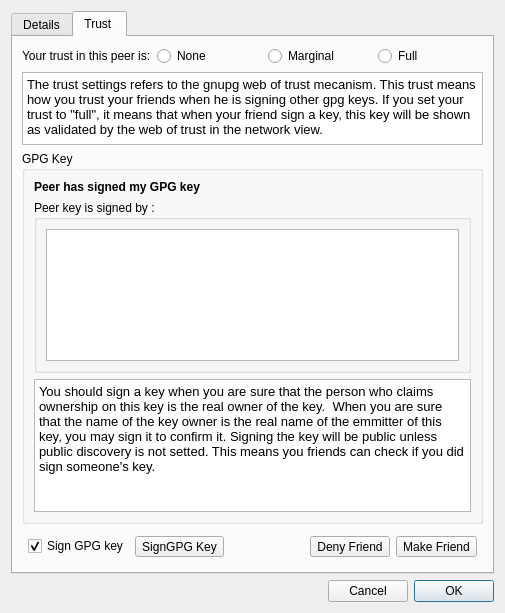
This is retroshare-gui/src/gui/connect/ConfCertDialog.ui in RetroShare/RetroShare as Qt 5 draws it before an edit. The edited form follows.
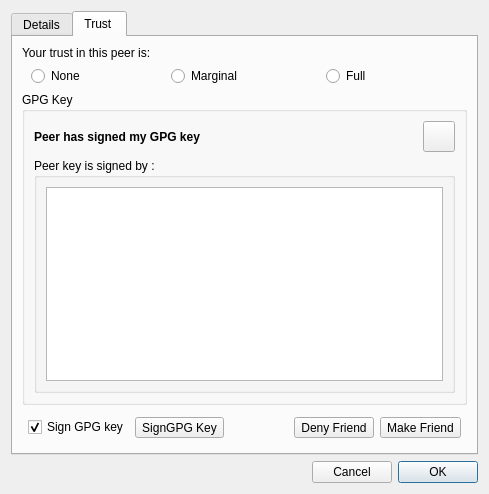
This is the edited form. Icons and pictures are not drawn.

Commit message: Added Trust settings and Signing informations to HelpBrowser Added Trust info Button to call HelpBrowser for Trust Settings and Signing informations. Clean up Peer Details Trust TabWidget, removed not needed Labels.

The edit to the form file:
```diff
--- a/retroshare-gui/src/gui/connect/ConfCertDialog.ui
+++ b/retroshare-gui/src/gui/connect/ConfCertDialog.ui
@@ -6,8 +6,8 @@
    <rect>
     <x>0</x>
     <y>0</y>
-    <width>505</width>
-    <height>613</height>
+    <width>489</width>
+    <height>485</height>
    </rect>
   </property>
   <property name="windowTitle">
@@ -292,18 +292,18 @@
        <string>Trust </string>
       </attribute>
       <layout class="QVBoxLayout" name="_9">
+       <item>
+        <widget class="QLabel" name="web_of_trust_label">
+         <property name="text">
+          <string>Your trust in this peer is:</string>
+         </property>
+         <property name="wordWrap">
+          <bool>true</bool>
+         </property>
+        </widget>
+       </item>
        <item>
         <layout class="QHBoxLayout" name="wotLayout">
-         <item>
-          <widget class="QLabel" name="web_of_trust_label">
-           <property name="text">
-            <string>Your trust in this peer is:</string>
-           </property>
-           <property name="wordWrap">
-            <bool>true</bool>
-           </property>
-          </widget>
-         </item>
          <item>
           <widget class="QRadioButton" name="radioButton_trust_never">
            <property name="maximumSize">
@@ -375,17 +375,6 @@
          </item>
         </layout>
        </item>
-       <item>
-        <widget class="QTextBrowser" name="gpgTrustInfoBrowser">
-         <property name="html">
-          <string>&lt;!DOCTYPE HTML PUBLIC &quot;-//W3C//DTD HTML 4.0//EN&quot; &quot;http://www.w3.org/TR/REC-html40/strict.dtd&quot;&gt;
-&lt;html&gt;&lt;head&gt;&lt;meta name=&quot;qrichtext&quot; content=&quot;1&quot; /&gt;&lt;style type=&quot;text/css&quot;&gt;
-p, li { white-space: pre-wrap; }
-&lt;/style&gt;&lt;/head&gt;&lt;body style=&quot; font-family:'DejaVu Sans'; font-size:10pt; font-weight:400; font-style:normal;&quot;&gt;
-&lt;p style=&quot; margin-top:0px; margin-bottom:0px; margin-left:0px; margin-right:0px; -qt-block-indent:0; text-indent:0px;&quot;&gt;The trust settings refers to the gnupg web of trust mecanism. This trust means how you trust your friends when he is signing other gpg keys. If you set your trust to &quot;full&quot;, it means that when your friend sign a key, this key will be shown as validated by the web of trust in the network view.&lt;/p&gt;&lt;/body&gt;&lt;/html&gt;</string>
-         </property>
-        </widget>
-       </item>
        <item>
         <widget class="QGroupBox" name="groupBox_3">
          <property name="font">
@@ -403,8 +392,8 @@
          <property name="checkable">
           <bool>false</bool>
          </property>
-         <layout class="QVBoxLayout" name="_10">
-          <item>
+         <layout class="QGridLayout" name="gridLayout_2">
+          <item row="0" column="0">
            <widget class="QLabel" name="is_signing_me">
             <property name="font">
              <font>
@@ -417,7 +406,27 @@
             </property>
            </widget>
           </item>
-          <item>
+          <item row="0" column="1">
+           <widget class="QToolButton" name="trusthelpButton">
+            <property name="toolTip">
+             <string>Show Help for Trust Settings and Signing</string>
+            </property>
+            <property name="text">
+             <string/>
+            </property>
+            <property name="icon">
+             <iconset resource="../images.qrc">
+              <normaloff>:/images/informations_24x24.png</normaloff>:/images/informations_24x24.png</iconset>
+            </property>
+            <property name="iconSize">
+             <size>
+              <width>24</width>
+              <height>24</height>
+             </size>
+            </property>
+           </widget>
+          </item>
+          <item row="1" column="0" colspan="2">
            <widget class="QGroupBox" name="signersBox">
             <property name="title">
              <string>Peer key is signed by :</string>
@@ -429,17 +438,6 @@
             </layout>
            </widget>
           </item>
-          <item>
-           <widget class="QTextBrowser" name="gpgSignInfoBrowser">
-            <property name="html">
-             <string>&lt;!DOCTYPE HTML PUBLIC &quot;-//W3C//DTD HTML 4.0//EN&quot; &quot;http://www.w3.org/TR/REC-html40/strict.dtd&quot;&gt;
-&lt;html&gt;&lt;head&gt;&lt;meta name=&quot;qrichtext&quot; content=&quot;1&quot; /&gt;&lt;style type=&quot;text/css&quot;&gt;
-p, li { white-space: pre-wrap; }
-&lt;/style&gt;&lt;/head&gt;&lt;body style=&quot; font-family:'DejaVu Sans'; font-size:10pt; font-weight:400; font-style:normal;&quot;&gt;
-&lt;p style=&quot; margin-top:0px; margin-bottom:0px; margin-left:0px; margin-right:0px; -qt-block-indent:0; text-indent:0px;&quot;&gt;You should sign a key when you are sure that the person who claims ownership on this key is the real owner of the key.  When you are sure that the name of the key owner is the real name of the emmitter of this key, you may sign it to confirm it. Signing the key will be public unless public discovery is not setted. This means you friends can check if you did sign someone's key.&lt;/p&gt;&lt;/body&gt;&lt;/html&gt;</string>
-            </property>
-           </widget>
-          </item>
          </layout>
         </widget>
        </item>
```
Left out of the diff: 24 changed lines with no effect on the pictures. The commit also changes 8 other files.
